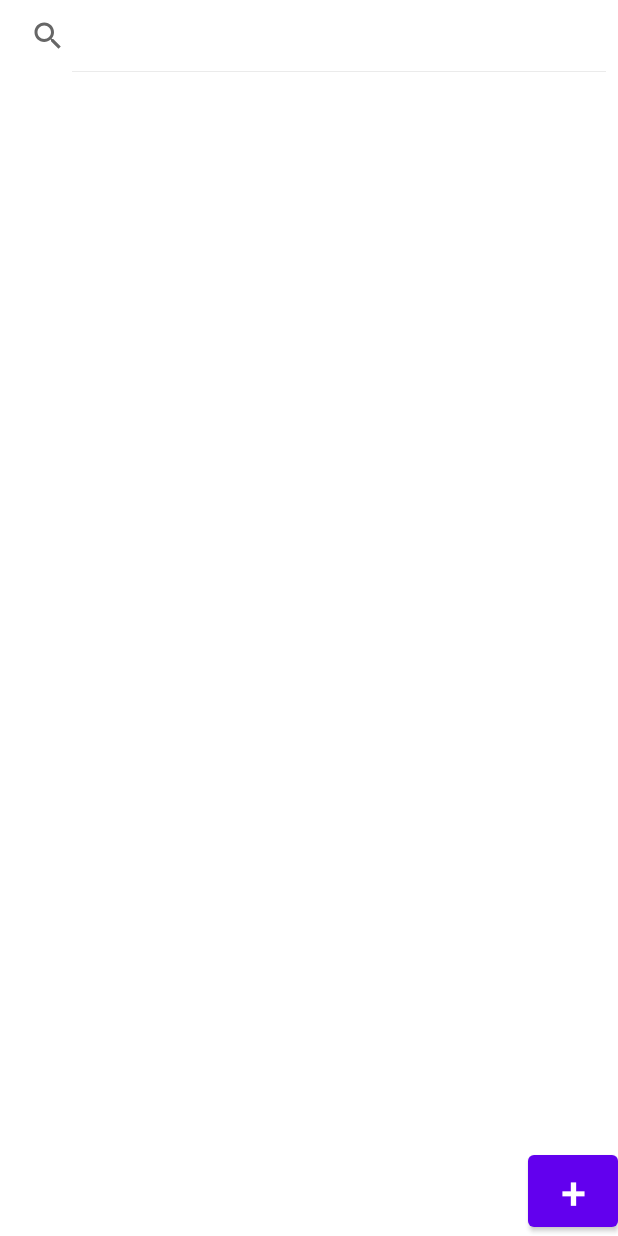
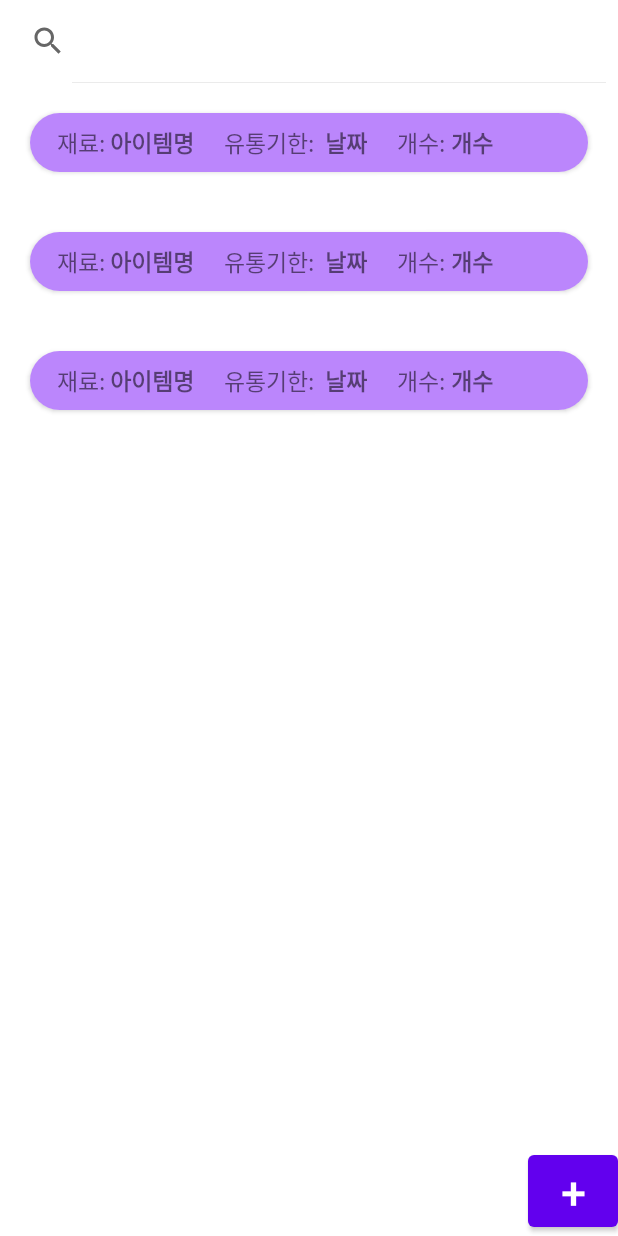
Before and after one commit to SonDaAe/Phone-Fridge, an Android app: the layout fragment_home.xml on its own in the app's theme, with its tools: preview values and no code run, on a phone screen of 412 x 824 dp. Run offline under Robolectric (Android 15) with nearby library versions, the light colour scheme and no system bars.

```diff
--- /dev/null
+++ b/app/src/main/java/kr/ac/kumoh/s20190610/first/MyItem.kt
@@ -0,0 +1,3 @@
+package kr.ac.kumoh.s20190610.first
+
+data class MyItem(val product: String, val expirationDate: String, val num: String)
--- a/app/src/main/res/layout/fragment_home.xml
+++ b/app/src/main/res/layout/fragment_home.xml
@@ -2,35 +2,24 @@
 <LinearLayout xmlns:android="http://schemas.android.com/apk/res/android"
     xmlns:app="http://schemas.android.com/apk/res-auto"
     xmlns:tools="http://schemas.android.com/tools"
+    android:id="@+id/home_fragment_container"
     android:layout_width="match_parent"
     android:layout_height="match_parent"
     android:orientation="vertical"
     tools:context=".MainActivity">
-
     <androidx.appcompat.widget.SearchView
         android:id="@+id/SearchView1"
         android:layout_width="match_parent"
-        android:layout_height="wrap_content"
+        android:layout_height="55dp"
         app:iconifiedByDefault="false" />
 
-    <ScrollView
+    <androidx.recyclerview.widget.RecyclerView
+        android:id="@+id/RecyclerView1"
         android:layout_width="match_parent"
-        android:layout_height="0dp"
+        android:layout_height="match_parent"
         android:layout_weight="1"
-        android:fillViewport="true"
-        android:scrollbars="none">
-
-        <LinearLayout
-            android:layout_width="wrap_content"
-            android:layout_height="wrap_content"
-            android:orientation="vertical">
-
-            <ListView
-                android:id="@+id/ListView1"
-                android:layout_width="match_parent"
-                android:layout_height="match_parent" />
-        </LinearLayout>
-    </ScrollView>
+        android:scrollbars="vertical"
+        tools:listitem="@layout/item_view"/>
 
     <LinearLayout
         android:layout_width="match_parent"
--- /dev/null
+++ b/app/src/main/res/layout/item_view.xml
@@ -0,0 +1,75 @@
+<?xml version="1.0" encoding="utf-8"?>
+<androidx.cardview.widget.CardView
+    xmlns:android="http://schemas.android.com/apk/res/android"
+    android:layout_width="match_parent"
+    android:layout_height="wrap_content"
+    xmlns:app="http://schemas.android.com/apk/res-auto"
+    android:layout_margin="20dp"
+    app:cardCornerRadius="30dp">
+    <LinearLayout
+        android:background="@color/purple_200"
+        android:layout_width="match_parent"
+        android:layout_height="wrap_content"
+        android:orientation="horizontal"
+        android:padding="8dp">
+        <TextView
+            android:id="@+id/tv_text_name"
+            android:layout_width="wrap_content"
+            android:layout_height="wrap_content"
+            android:layout_gravity="center_vertical"
+            android:layout_marginStart="10dp"
+            android:text="재료:"
+            android:textSize="15dp">
+        </TextView>
+        <TextView
+            android:id="@+id/tv_item_name"
+            android:layout_width="wrap_content"
+            android:layout_height="wrap_content"
+            android:layout_gravity="center_vertical"
+            android:layout_marginStart="3dp"
+            android:text="아이템명"
+            android:textStyle="bold"
+            android:textSize="15dp">
+        </TextView>
+        <TextView
+            android:id="@+id/tv_text_date"
+            android:layout_width="wrap_content"
+            android:layout_height="wrap_content"
+            android:layout_gravity="center_vertical"
+            android:layout_marginStart="20dp"
+            android:text="유통기한: "
+            android:textSize="15dp">
+        </TextView>
+        <TextView
+            android:id="@+id/tv_item_date"
+            android:layout_width="wrap_content"
+            android:layout_height="wrap_content"
+            android:layout_gravity="center_vertical"
+            android:layout_marginStart="3dp"
+            android:text="날짜"
+            android:textStyle="bold"
+            android:textSize="15dp">
+        </TextView>
+        <TextView
+            android:id="@+id/tv_text_counts"
+            android:layout_width="wrap_content"
+            android:layout_height="wrap_content"
+            android:layout_gravity="center_vertical"
+            android:layout_marginStart="20dp"
+            android:text="개수: "
+            android:textSize="15dp">
+        </TextView>
+        <TextView
+            android:id="@+id/tv_item_counts"
+            android:layout_width="wrap_content"
+            android:layout_height="wrap_content"
+            android:layout_gravity="center_vertical"
+            android:text="개수"
+            android:textStyle="bold"
+            android:textSize="15dp">
+        </TextView>
+
+
+    </LinearLayout>
+
+</androidx.cardview.widget.CardView>
```
Also changed, not shown: app/src/main/java/kr/ac/kumoh/s20190610/first/AddActivity.kt (+28 -3 lines), app/src/main/java/kr/ac/kumoh/s20190610/first/HomeFragment.kt (+35 -24 lines), app/src/main/java/kr/ac/kumoh/s20190610/first/MyAdapter.kt (added, +43 -0 lines).
